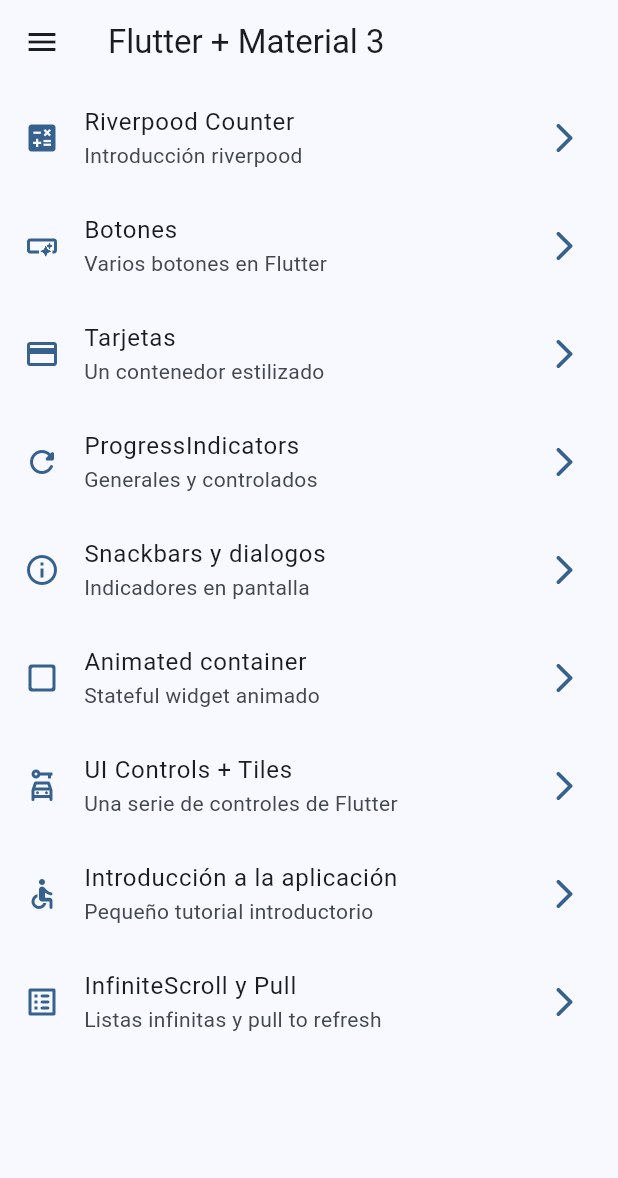
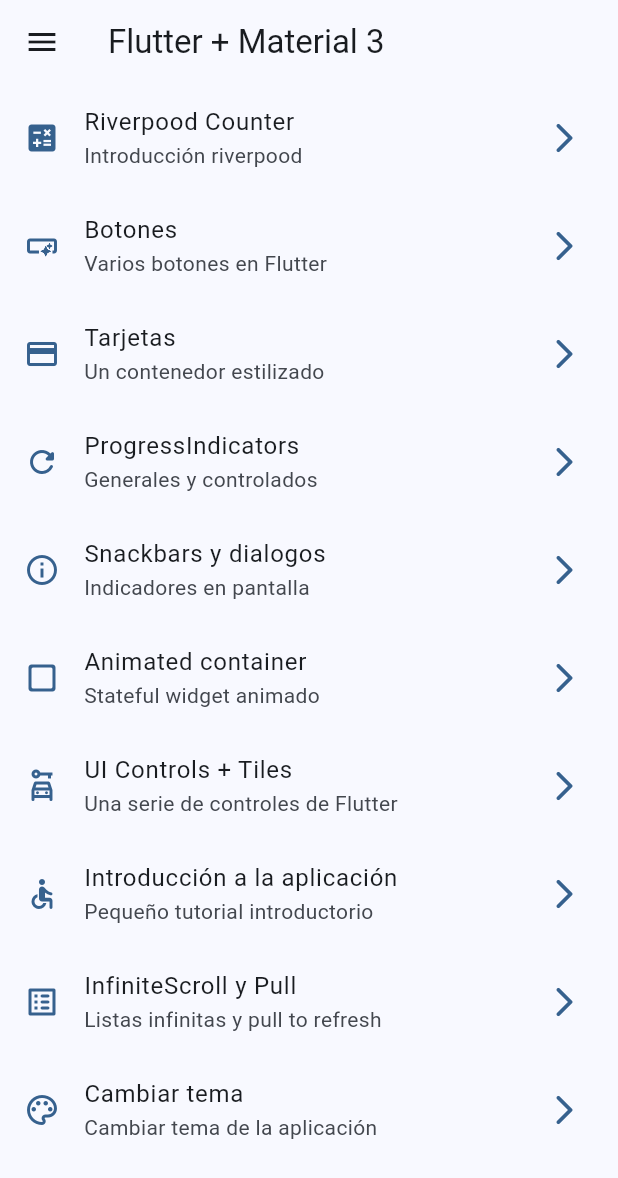
Before and after one commit to nelsonYB/widgets_app, a Flutter app: the screen it shows after launch, on a phone screen of 412 x 824 dp. Shown: the top 1178 px of the screen. Run offline on Flutter 3.47's test engine with Material 2 defaults, Android fonts, the phone set to English and light mode, and no system bars; our stand-ins replace animate_do, flutter_riverpod, go_router.

Commit message:
antes de stateNotifier

```diff
--- a/lib/config/menu/menu_items.dart
+++ b/lib/config/menu/menu_items.dart
@@ -83,6 +83,13 @@ const appMenuItems = <MenuItem> [
     icon: Icons.list_alt_rounded,
   ),
 
+  MenuItem(
+    title: 'Cambiar tema',
+    subTitle: 'Cambiar tema de la aplicación',
+    link: '/theme-changer',
+    icon: Icons.color_lens_outlined,
+  ),
+
 
 
 ];
--- a/lib/config/router/app_router.dart
+++ b/lib/config/router/app_router.dart
@@ -65,5 +65,11 @@ final appRouter = GoRouter(
       name: CounterScreen.name,
       builder: (context, state) => const CounterScreen(),
     ),
+
+    GoRoute(
+      path: '/theme-changer',
+      name: ThemeChangerScreen.name,
+      builder: (context, state) => const ThemeChangerScreen(),
+    ),
   ],
 );
--- a/lib/config/theme/app_theme.dart
+++ b/lib/config/theme/app_theme.dart
@@ -1,7 +1,7 @@
 import 'package:flutter/material.dart';
 
 
-const coloList = <Color>[
+const colorList = <Color>[
   Colors.blue,
   Colors.teal,
   Colors.green,
@@ -15,17 +15,20 @@ const coloList = <Color>[
 class AppTheme {
 
   final int selectedColor;
+  final bool isDarkmode;
 
   AppTheme({
-    this.selectedColor = 0
+    this.selectedColor = 0,
+    this.isDarkmode = false,
   }):assert( selectedColor >= 0, 'Selected color must be greater then 0' ),
-    assert( selectedColor < coloList.length,
-      'Selected color must be less or equal then ${ coloList.length  -1 }' );
+    assert( selectedColor < colorList.length,
+      'Selected color must be less or equal then ${ colorList.length  -1 }' );
 
 
   ThemeData getTheme() => ThemeData(
     useMaterial3: true,
-    colorSchemeSeed: coloList[ selectedColor ],
+    brightness: isDarkmode ? Brightness.dark : Brightness.light,
+    colorSchemeSeed: colorList[ selectedColor ],
     appBarTheme: const AppBarTheme(
       centerTitle: false,
     )
--- a/lib/main.dart
+++ b/lib/main.dart
@@ -2,6 +2,7 @@ import 'package:flutter/material.dart';
 import 'package:flutter_riverpod/flutter_riverpod.dart';
 import 'package:widgets_app/config/router/app_router.dart';
 import 'package:widgets_app/config/theme/app_theme.dart';
+import 'package:widgets_app/presentation/providers/theme_provider.dart';
 
 
 void main() {
@@ -13,16 +14,20 @@ void main() {
 }
 
 
-class MainApp extends StatelessWidget {
+class MainApp extends ConsumerWidget {
   const MainApp({super.key});
 
   @override
-  Widget build(BuildContext context) {
+  Widget build(BuildContext context, WidgetRef ref) {
+
+    final selectedColor = ref.watch(selectedColorProvider);
+    final isDarkmode = ref.watch(isDarkmodeProvider);
+
     return MaterialApp.router(
       title: 'Flutter Widgets',
       routerConfig: appRouter,
       debugShowCheckedModeBanner: false,
-      theme: AppTheme(selectedColor: 0).getTheme(),
+      theme: AppTheme(selectedColor: selectedColor, isDarkmode: isDarkmode).getTheme(),
 
     );
   }
--- a/lib/presentation/providers/theme_provider.dart
+++ b/lib/presentation/providers/theme_provider.dart
@@ -1,4 +1,11 @@
 import 'package:flutter_riverpod/flutter_riverpod.dart';
+import 'package:widgets_app/config/theme/app_theme.dart';
 
+// Listado de colores inmutable
+final colorListProvider = Provider((ref) => colorList);
 
+// Un simple booleano
 final isDarkmodeProvider = StateProvider((ref) => false);
+
+// Un simple entero
+final selectedColorProvider = StateProvider((ref) => 0);
--- a/lib/presentation/screens/screens.dart
+++ b/lib/presentation/screens/screens.dart
@@ -1,3 +1,4 @@
+
 
 
 
@@ -6,9 +7,10 @@ export 'package:widgets_app/presentation/screens/animated/animated_screen.dart';
 export 'package:widgets_app/presentation/screens/app_tutorial/app_tutorial_screen.dart';
 export 'package:widgets_app/presentation/screens/buttons/buttons_screen.dart';
 export 'package:widgets_app/presentation/screens/cards/cards_screen.dart';
+export 'package:widgets_app/presentation/screens/counter/counter_screen.dart';
 export 'package:widgets_app/presentation/screens/home/home_screen.dart';
 export 'package:widgets_app/presentation/screens/infinite_scroll/infinite_scroll_screen.dart';
 export 'package:widgets_app/presentation/screens/progress/progress_screen.dart';
 export 'package:widgets_app/presentation/screens/snackbar/snackbar_screen.dart';
+export 'package:widgets_app/presentation/screens/theme_changer/theme_changer_screen.dart';
 export 'package:widgets_app/presentation/screens/ui_controls/ui_controls_screen.dart';
-export 'package:widgets_app/presentation/screens/counter/counter_screen.dart';
```
Also changed, not shown: lib/presentation/screens/theme_changer/theme_changer_screen.dart (added, +65 -0 lines).
